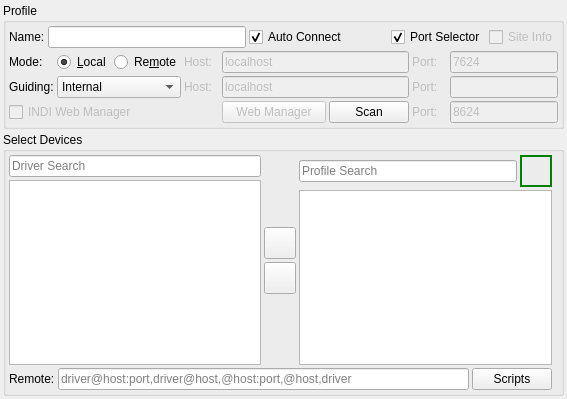
Above: kstars/ekos/profileeditor.ui from KDE/kstars before the change. Below: the same form after it.
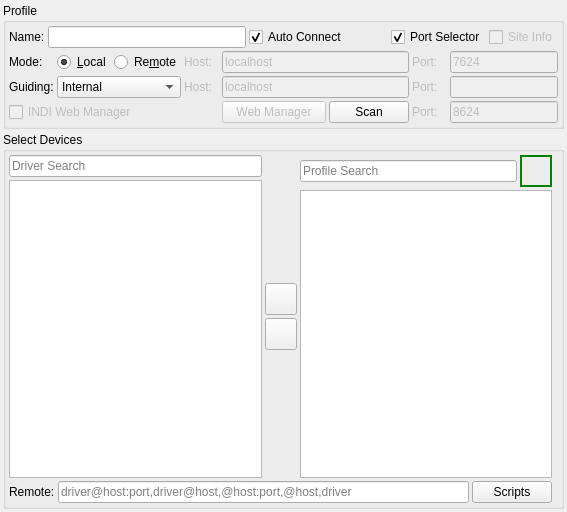
That is the form after the change. Icons and pictures are not drawn.

Diff of the .ui file:
```diff
--- a/kstars/ekos/profileeditor.ui
+++ b/kstars/ekos/profileeditor.ui
@@ -7,7 +7,7 @@
     <x>0</x>
     <y>0</y>
     <width>567</width>
-    <height>399</height>
+    <height>512</height>
    </rect>
   </property>
   <layout class="QVBoxLayout" name="verticalLayout_3" stretch="1,5">
@@ -410,7 +410,7 @@
        <number>3</number>
       </property>
       <item>
-       <layout class="QHBoxLayout" name="horizontalLayout_4">
+       <layout class="QHBoxLayout" name="horizontalLayout_4" stretch="5,0,5">
         <property name="spacing">
          <number>3</number>
         </property>
```
Left out of the diff: 3 changed lines with no effect on the pictures. Lines whose indentation alone changed are shown as unchanged.
